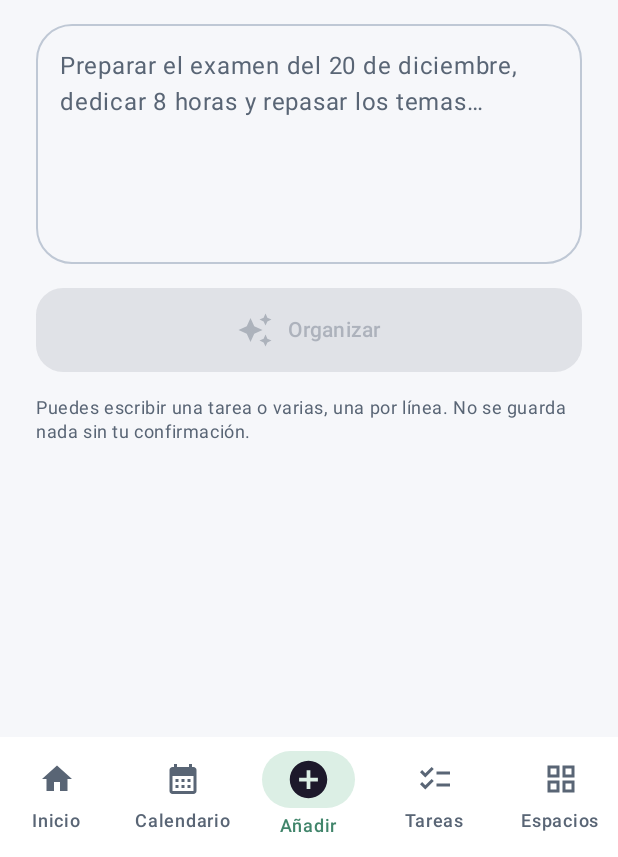
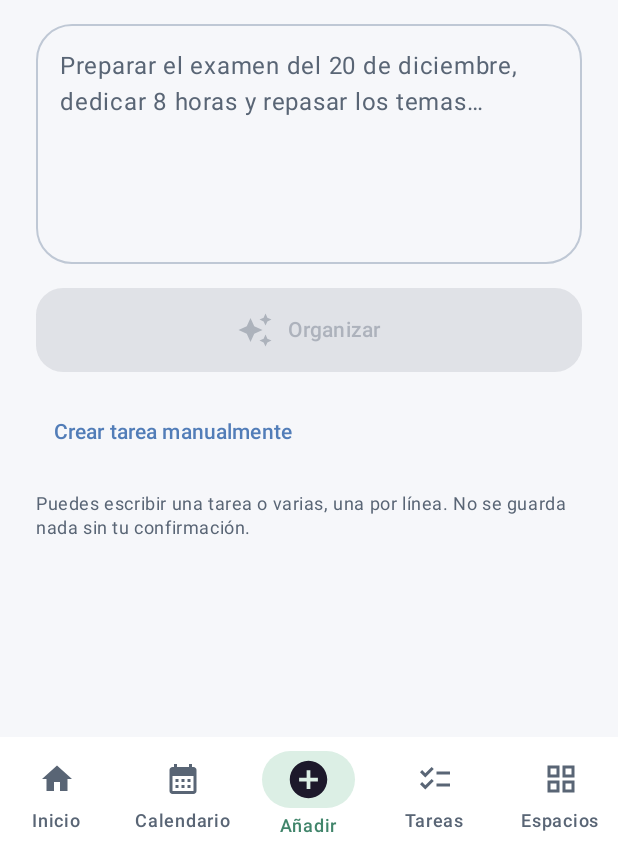
Before and after one commit to Carlossb02/Planidroid, an Android app built with Jetpack Compose: the screen it shows after launch (MainActivity), item 3 of the bottom bar chosen, on a phone screen of 412 x 824 dp, the part 379-1236 px from its top. Run offline under Robolectric (Android 15) with nearby library versions, the phone set to English and light mode, and no system bars; our stand-ins replace Firebase (no records; nobody signed in at launch, a user with empty details on screens opened directly), Room's generated code.

Commit message:
Use Gemini only and enforce server-side approval

```diff
--- a/app/src/main/kotlin/es/planidroid/app/sync/GeminiGateway.kt
+++ b/app/src/main/kotlin/es/planidroid/app/sync/GeminiGateway.kt
@@ -9,8 +9,9 @@ import org.json.JSONObject
 import java.time.LocalDate
 
 /** Client for an authenticated HTTPS proxy. The Gemini API key belongs on the server, never in this APK. */
-class GeminiGateway(private val endpoint:String,private val authToken:suspend ()->String):AiProvider {
-    private suspend fun call(operation:String,text:String):JSONObject {require(text.length<=16000);val url=URL(endpoint);require(url.protocol=="https");val token=authToken();require(token.isNotBlank());return withContext(Dispatchers.IO){val c=url.openConnection() as HttpsURLConnection;try{c.instanceFollowRedirects=false;c.requestMethod="POST";c.connectTimeout=15000;c.readTimeout=30000;c.doOutput=true;c.setRequestProperty("Authorization","Bearer $token");c.setRequestProperty("Content-Type","application/json");c.outputStream.use{it.write(JSONObject().put("operation",operation).put("text",text).toString().toByteArray(Charsets.UTF_8))};check(c.responseCode in 200..299){"IA no disponible (HTTP ${c.responseCode})"};JSONObject(c.inputStream.bufferedReader().use{it.readText().also{body->require(body.length<=100000)}})}finally{c.disconnect()}}}
+class GeminiGateway(private val endpoint:String,private val authToken:suspend ()->String,private val status:(Boolean)->Unit={}):AiProvider {
+    private suspend fun call(operation:String,text:String):JSONObject = try { request(operation,text).also{status(true)} } catch(e:kotlinx.coroutines.CancellationException){throw e} catch(e:Exception){status(false);throw e}
+    private suspend fun request(operation:String,text:String):JSONObject {require(text.length<=16000);val url=URL(endpoint);require(url.protocol=="https");val token=authToken();require(token.isNotBlank());return withContext(Dispatchers.IO){val c=url.openConnection() as HttpsURLConnection;try{c.instanceFollowRedirects=false;c.requestMethod="POST";c.connectTimeout=15000;c.readTimeout=30000;c.doOutput=true;c.setRequestProperty("Authorization","Bearer $token");c.setRequestProperty("Content-Type","application/json");c.outputStream.use{it.write(JSONObject().put("operation",operation).put("text",text).toString().toByteArray(Charsets.UTF_8))};check(c.responseCode in 200..299){when(c.responseCode){401->"Sesión no válida";403->"Cuenta no autorizada para Gemini";429->"Cuota de Gemini alcanzada. Inténtalo más tarde";502->"Gemini no disponible en el servidor";else->"Gemini no disponible (HTTP ${c.responseCode})"}};JSONObject(c.inputStream.bufferedReader().use{it.readText().also{body->require(body.length<=100000)}})}finally{c.disconnect()}}}
     private suspend fun proposal(op:String,text:String):AiProposal{val p=decode<AiProposal>(call(op,text).toString());require(p.tasks.size<=30 && p.confidence in 0.0..1.0);val tasks=p.tasks.map{t->require(t.title.isNotBlank()&&t.title.length<=180&&t.minutes in 0..100000);if(t.due.isNotBlank())LocalDate.parse(t.due);Task(title=t.title,description=t.description.take(10000),category=t.category,priority=t.priority,due=t.due,minutes=t.minutes,checks=t.checks.take(100).map{Check(title=it.title.take(180))},phases=t.phases.take(30).map{Phase(title=it.title.take(180),minutes=it.minutes.coerceIn(0,100000))})};return p.copy(tasks=tasks)}
     private fun safe(t:Task)=encode(t.copy(attachments=emptyList(),contact="",phone="",groupId=""))
     override suspend fun parseNaturalLanguage(text:String)=proposal("parseNaturalLanguage",text)
--- a/app/src/main/kotlin/es/planidroid/app/ui/Capture.kt
+++ b/app/src/main/kotlin/es/planidroid/app/ui/Capture.kt
@@ -20,8 +20,9 @@ import kotlinx.coroutines.CancellationException
 import kotlinx.coroutines.launch
 
 /** One entry point: text, preview, save. No attachment or camera controls. */
-@Composable fun Capture(uid:String, save:(List<Task>)->Unit, plan:(Task)->Unit) {
+@Composable fun Capture(uid:String, save:(List<Task>)->Unit, plan:(Task)->Unit, manual:()->Unit = {}) {
     val context=LocalContext.current
+    val online=LocalOnlineAccess.current
     val coroutine=rememberCoroutineScope()
     var input by rememberSaveable { mutableStateOf("") }
     var draft by remember { mutableStateOf<List<Task>?>(null) }
@@ -29,17 +30,16 @@ import kotlinx.coroutines.launch
     var submitted by remember { mutableStateOf(false) }
     var consent by remember { mutableStateOf(false) }
     var error by remember { mutableStateOf("") }
-    fun interpret(remote:Boolean) {
+    fun interpret() {
         val request=input.trim()
         busy=true; error=""
         coroutine.launch {
             try {
-                val local=CaptureParser.parse(request)
-                val structuredStudy=local.size==1&&local.first().planHints.finishBeforeDeadline
-                val tasks=if(remote&&!structuredStudy) AiConfig.provider(context,uid,true).parseNaturalLanguage(request).tasks else local
-                draft=tasks.ifEmpty { local }.map { t -> t.copy(id=newId(),planHints=if(remote&&!structuredStudy)SmartCapture.hints(t.description.ifBlank{request},t.due,java.time.LocalDate.now())else t.planHints) }
+                val tasks=AiConfig.provider(context,uid).parseNaturalLanguage("Fecha actual: "+java.time.LocalDate.now()+"\n"+request).tasks
+                check(tasks.isNotEmpty()){"Gemini no devolvió tareas. Añade más información."}
+                draft=tasks.map { t -> t.copy(id=newId(),planHints=SmartCapture.hints(if(tasks.size==1)request else t.description,t.due,java.time.LocalDate.now())) }
             } catch(e:CancellationException) { throw e }
-            catch(e:Exception) { error="No se pudo usar Gemini. Puedes continuar sin conexión." }
+            catch(e:Exception) { error=e.localizedMessage?:"No se pudo usar Gemini." }
             finally { busy=false }
         }
     }
@@ -50,9 +50,10 @@ import kotlinx.coroutines.launch
                     Surface(shape=RoundedCornerShape(24.dp),color=soft(Lilac,.15f)) { Icon(Icons.Default.AutoAwesome,null,Modifier.padding(15.dp).size(30.dp),tint=Lilac) }
                     Section("¿Qué tienes en mente?","Escribe lo que necesitas hacer. Planidroid lo organizará por ti.")
                     OutlinedTextField(input,{input=it.take(16000)},Modifier.fillMaxWidth().heightIn(min=160.dp),placeholder={Text("Preparar el examen del 20 de diciembre, dedicar 8 horas y repasar los temas…")},shape=RoundedCornerShape(24.dp),minLines=5,enabled=!busy)
-                    Button(onClick={if(AiConfig.mode(context,uid)=="GEMINI"&&uid!="local")consent=true else interpret(false)},enabled=input.isNotBlank()&&!busy,modifier=Modifier.fillMaxWidth().height(56.dp),shape=RoundedCornerShape(18.dp)) { Icon(Icons.Default.AutoAwesome,null); Spacer(Modifier.width(10.dp)); Text(if(busy)"Organizando…" else "Organizar") }
+                    Button(onClick={if(uid=="local")online("organizar con Gemini")else consent=true},enabled=input.isNotBlank()&&!busy,modifier=Modifier.fillMaxWidth().height(56.dp),shape=RoundedCornerShape(18.dp)) { Icon(Icons.Default.AutoAwesome,null); Spacer(Modifier.width(10.dp)); Text(if(busy)"Organizando…" else "Organizar") }
                     if(busy) LinearProgressIndicator(Modifier.fillMaxWidth())
-                    if(error.isNotBlank()){Text(error,color=MaterialTheme.colorScheme.error);TextButton(onClick={interpret(false)},enabled=!busy){Text("Continuar en local")}}
+                    if(error.isNotBlank())Text(error,color=MaterialTheme.colorScheme.error)
+                    TextButton(onClick=manual,enabled=!busy){Text("Crear tarea manualmente")}
                     Text("Puedes escribir una tarea o varias, una por línea. No se guarda nada sin tu confirmación.",style=MaterialTheme.typography.bodySmall,color=MaterialTheme.colorScheme.onSurfaceVariant)
                 } else {
                     Section("Tu propuesta","Revisa y ajusta lo necesario.")
@@ -90,5 +91,5 @@ import kotlinx.coroutines.launch
             }
         }
     }
-    if(consent) AlertDialog(onDismissRequest={consent=false},title={Text("Organizar con Gemini")},text={Text("Se enviará solo el texto que acabas de escribir a tu servidor configurado.")},confirmButton={TextButton(onClick={consent=false;interpret(true)}){Text("Continuar")}},dismissButton={TextButton(onClick={consent=false;interpret(false)}){Text("Usar modo local")}})
+    if(consent) AlertDialog(onDismissRequest={consent=false},title={Text("Organizar con Gemini")},text={Text("Se enviará solo el texto que acabas de escribir a Gemini a través del servidor seguro.")},confirmButton={TextButton(onClick={consent=false;interpret()}){Text("Continuar")}},dismissButton={TextButton(onClick={consent=false}){Text("Cancelar")}})
 }
```
Also changed, not shown: app/build.gradle.kts (+8 -2 lines), app/src/main/kotlin/es/planidroid/app/sync/AiConfig.kt (+15 -6 lines), app/src/main/kotlin/es/planidroid/app/sync/Cloud.kt (+15 -0 lines), app/src/main/kotlin/es/planidroid/app/sync/ServiceHealth.kt (added, +15 -0 lines), app/src/main/kotlin/es/planidroid/app/ui/Assistant.kt (+4 -5 lines), backend/src/main/kotlin/es/planidroid/backend/Server.kt (+6 -2 lines).
